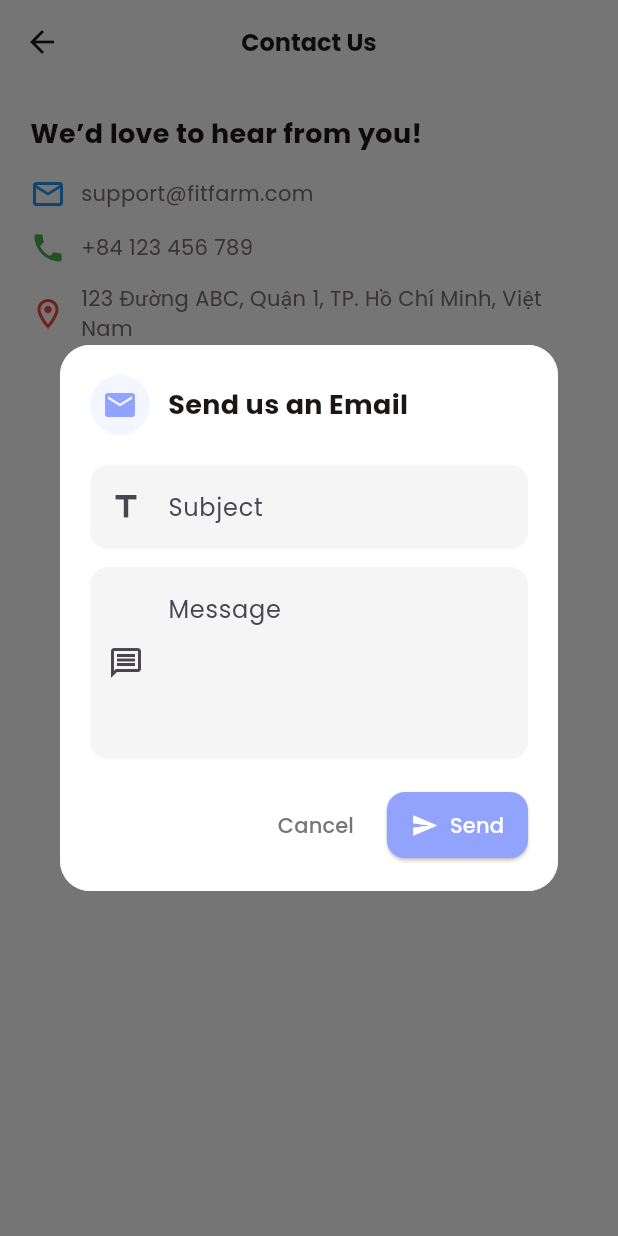
After one commit to aro177/FitFarm, a Flutter app: the ContactUsView screen opened directly, after a tap on "Send us an Email", on a phone screen of 412 x 824 dp. The commit adds this screen. Run offline on Flutter 3.47's test engine with Material 3 defaults, Android fonts, the phone set to English and light mode, and no system bars; our stand-ins replace animated_toggle_switch, camera, carousel_slider, cloud_firestore, firebase_auth, firebase_core and 4 more; missing offline and left inert: dotted_dashed_line, flame, google_mlkit_pose_detection, simple_animation_progress_bar; accounts and stored records are empty; key blocks and very long unbroken strings in the code were emptied for the run.

Commit message:
add policy and contact view

```diff
--- /dev/null
+++ b/lib/view/profile/contact-us.dart
@@ -0,0 +1,215 @@
+import 'package:flutter/material.dart';
+import 'package:url_launcher/url_launcher.dart';
+import '../../common/colo_extension.dart';
+
+class ContactUsView extends StatelessWidget {
+  const ContactUsView({super.key});
+
+  void _showEmailPopup(BuildContext context) {
+    final TextEditingController subjectController = TextEditingController();
+    final TextEditingController bodyController = TextEditingController();
+
+    showDialog(
+      context: context,
+      builder: (ctx) {
+        return Dialog(
+          shape: RoundedRectangleBorder(
+            borderRadius: BorderRadius.circular(20),
+          ),
+          child: Container(
+            padding: const EdgeInsets.all(20),
+            decoration: BoxDecoration(
+              borderRadius: BorderRadius.circular(20),
+              color: Colors.white,
+            ),
+            child: Column(
+              mainAxisSize: MainAxisSize.min,
+              children: [
+                // Header
+                Row(
+                  children: [
+                    CircleAvatar(
+                      backgroundColor: TColor.primaryColor1.withOpacity(0.1),
+                      child: Icon(Icons.email, color: TColor.primaryColor1),
+                    ),
+                    const SizedBox(width: 12),
+                    Text(
+                      "Send us an Email",
+                      style: TextStyle(
+                        fontSize: 18,
+                        fontWeight: FontWeight.bold,
+                        color: TColor.black,
+                      ),
+                    ),
+                  ],
+                ),
+                const SizedBox(height: 20),
+
+                // Subject input
+                TextField(
+                  controller: subjectController,
+                  decoration: InputDecoration(
+                    labelText: "Subject",
+                    prefixIcon: const Icon(Icons.title_outlined),
+                    filled: true,
+                    fillColor: Colors.grey.shade100,
+                    border: OutlineInputBorder(
+                      borderRadius: BorderRadius.circular(12),
+                      borderSide: BorderSide.none,
+                    ),
+                  ),
+                ),
+                const SizedBox(height: 12),
+
+                // Message input
+                TextField(
+                  controller: bodyController,
+                  maxLines: 4,
+                  decoration: InputDecoration(
+                    labelText: "Message",
+                    alignLabelWithHint: true,
+                    prefixIcon: const Icon(Icons.message_outlined),
+                    filled: true,
+                    fillColor: Colors.grey.shade100,
+                    border: OutlineInputBorder(
+                      borderRadius: BorderRadius.circular(12),
+                      borderSide: BorderSide.none,
+                    ),
+                  ),
+                ),
+                const SizedBox(height: 20),
+
+                // Buttons
+                Row(
+                  mainAxisAlignment: MainAxisAlignment.end,
+                  children: [
+                    TextButton(
+                      onPressed: () => Navigator.pop(ctx),
+                      child: Text(
+                        "Cancel",
+                        style: TextStyle(color: Colors.grey.shade600),
+                      ),
+                    ),
+                    const SizedBox(width: 10),
+                    ElevatedButton.icon(
+                      onPressed: () async {
+                        final Uri emailUri = Uri(
+                          scheme: 'mailto',
+                          path: 'support@fitfarm.com',
+                          query:
+                              'subject=${Uri.encodeComponent(subjectController.text)}&body=${Uri.encodeComponent(bodyController.text)}',
+                        );
+                        if (await canLaunchUrl(emailUri)) {
+                          await launchUrl(emailUri);
+                        }
+                        Navigator.pop(ctx);
+                      },
+                      style: ElevatedButton.styleFrom(
+                        backgroundColor: TColor.primaryColor1,
+                        foregroundColor: Colors.white,
+                        shape: RoundedRectangleBorder(
+                          borderRadius: BorderRadius.circular(12),
+                        ),
+                        padding: const EdgeInsets.symmetric(
+                            horizontal: 16, vertical: 12),
+                      ),
+                      icon: const Icon(Icons.send),
+                      label: const Text("Send"),
+                    ),
+                  ],
+                )
+              ],
+            ),
+          ),
+        );
+      },
+    );
+  }
+
+  @override
+  Widget build(BuildContext context) {
+    return Scaffold(
+      appBar: AppBar(
+        title: const Text(
+          "Contact Us",
+          style: TextStyle(fontSize: 16, fontWeight: FontWeight.w600),
+        ),
+        centerTitle: true,
+        backgroundColor: TColor.white,
+        elevation: 0,
+        iconTheme: IconThemeData(color: TColor.black),
+      ),
+      backgroundColor: TColor.white,
+      body: Padding(
+        padding: const EdgeInsets.all(20),
+        child: Column(
+          crossAxisAlignment: CrossAxisAlignment.start,
+          children: [
+            Text(
+              "We’d love to hear from you!",
+              style: TextStyle(
+                fontSize: 18,
+                fontWeight: FontWeight.w700,
+                color: TColor.black,
+              ),
+            ),
+            const SizedBox(height: 15),
+            Row(
+              children: [
+                const Icon(Icons.email_outlined, color: Colors.blue),
+                const SizedBox(width: 10),
+                Text(
+                  "support@fitfarm.com",
+                  style: TextStyle(fontSize: 14, color: TColor.gray),
+                ),
+              ],
+            ),
+            const SizedBox(height: 12),
+            Row(
+              children: [
+                const Icon(Icons.phone, color: Colors.green),
+                const SizedBox(width: 10),
+                Text(
+                  "+84 123 456 789",
+                  style: TextStyle(fontSize: 14, color: TColor.gray),
+                ),
+              ],
+            ),
+            const SizedBox(height: 12),
+            Row(
+              children: [
+                const Icon(Icons.location_on_outlined, color: Colors.red),
+                const SizedBox(width: 10),
+                Expanded(
+                  child: Text(
+                    "123 Đường ABC, Quận 1, TP. Hồ Chí Minh, Việt Nam",
+                    style: TextStyle(fontSize: 14, color: TColor.gray),
+                  ),
+                ),
+              ],
+            ),
+            const SizedBox(height: 30),
+            Center(
+              child: ElevatedButton.icon(
+                onPressed: () {
+                  _showEmailPopup(context);
+                },
+                icon: const Icon(Icons.email),
+                label: const Text("Send us an Email"),
+                style: ElevatedButton.styleFrom(
+                  backgroundColor: TColor.primaryColor1,
+                  foregroundColor: Colors.white,
+                  padding:
+                      const EdgeInsets.symmetric(vertical: 12, horizontal: 20),
+                  shape: RoundedRectangleBorder(
+                    borderRadius: BorderRadius.circular(12),
+                  ),
+                ),
+              ),
+            )
+          ],
+        ),
+      ),
+    );
+  }
+}
--- a/pubspec.yaml
+++ b/pubspec.yaml
@@ -51,6 +51,7 @@ dependencies:
   cloud_firestore: ^4.13.0
   flame: ^1.10.0
   http: ^1.2.2
+  url_launcher: ^6.3.0
 dev_dependencies:
   flutter_test:
     sdk: flutter
```
Also changed, not shown: lib/view/profile/policy.dart (added, +104 -0 lines), lib/view/profile/profile_view.dart (+17 -1 lines), pubspec.lock.
